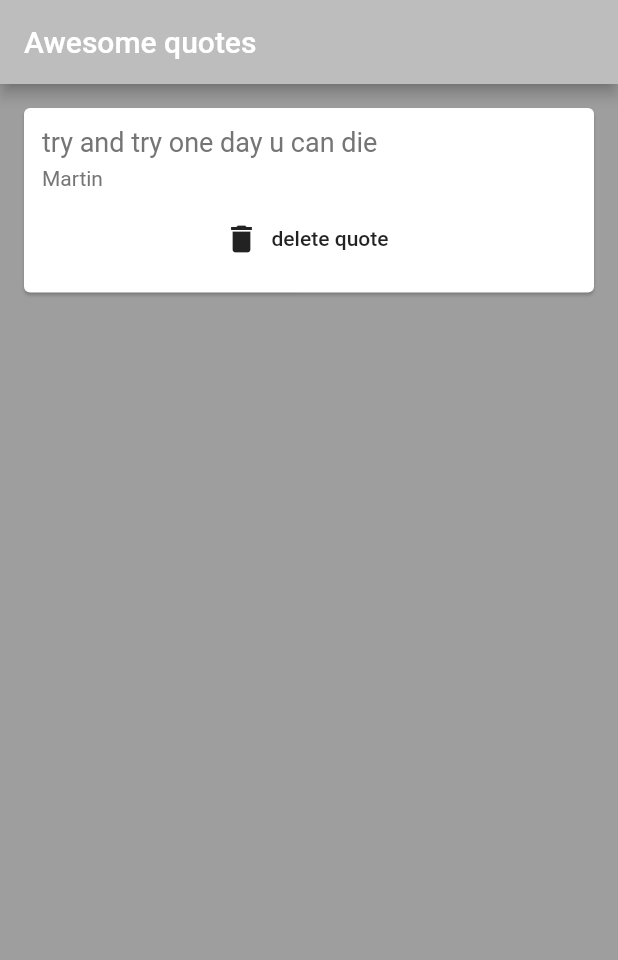
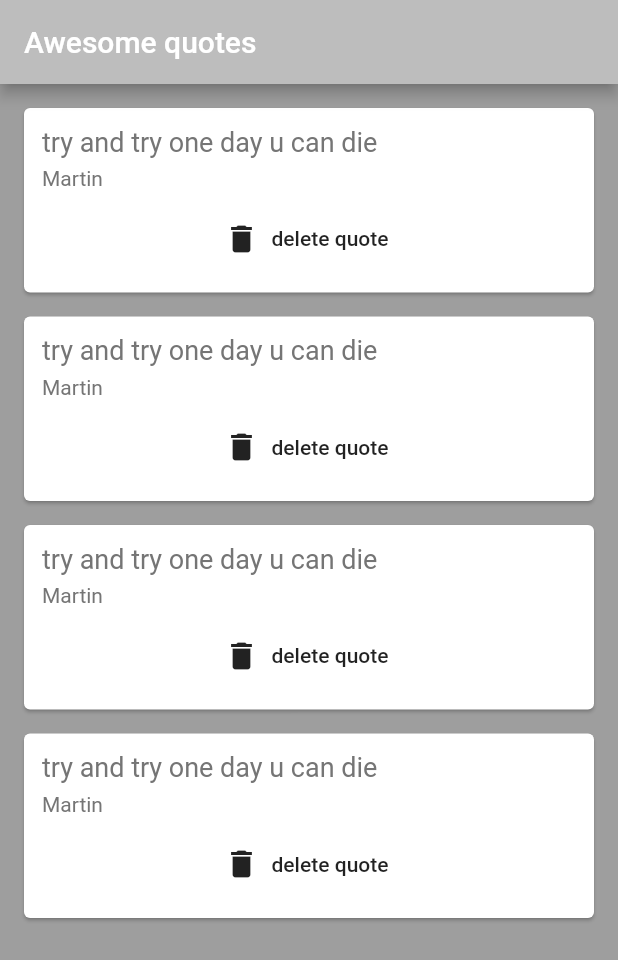
Before and after one commit to Pamal-Ranasinghe/test, a Flutter app: the screen it shows after launch, on a phone screen of 412 x 824 dp. Shown: the top 960 px of the screen. Run offline on Flutter 3.47's test engine with Material 2 defaults, Android fonts, the phone set to English and light mode, and no system bars.

Commit message:
deletion completed

```diff
--- a/lib/main.dart
+++ b/lib/main.dart
@@ -1,5 +1,6 @@
 import 'package:flutter/material.dart';
 import 'quotes.dart';
+import './quote_card.dart';
 void main() => runApp(MaterialApp(
   debugShowCheckedModeBanner: false,
   home: QuoteList(),
@@ -12,6 +13,9 @@ class QuoteList extends StatefulWidget {
 
 class _QuoteListState extends State<QuoteList> {
   List<Quotes> quotes = [
+    Quotes(author: 'Martin', texts: 'try and try one day u can die'),
+    Quotes(author: 'Martin', texts: 'try and try one day u can die'),
+    Quotes(author: 'Martin', texts: 'try and try one day u can die'),
     Quotes(author: 'Martin', texts: 'try and try one day u can die')
   ];
 
@@ -26,9 +30,16 @@ class _QuoteListState extends State<QuoteList> {
         backgroundColor: Colors.grey[400],
       ),
       body: Column(
-       children:quotes.map((quote) {
-            return quoteTemplate(quote);
-        }).toList(),
+       children:quotes.map((quote) =>
+            QuoteCard(
+              quote:quote,
+              delete: () {
+                setState(() {
+                  quotes.remove(quote);
+                });
+              }
+            )
+        ).toList(),
 
        //FlatButton(onPressed: null, child: null)
       ),
@@ -37,51 +48,5 @@ class _QuoteListState extends State<QuoteList> {
     );
   }
 
-    Widget quoteTemplate(dynamic quote){
-    return QuoteCard(quote:quote);
-  }
+
 }
-
-class QuoteCard extends StatelessWidget {
-
-  final Quotes quote;
-  QuoteCard({this.quote});
-
-  @override
-  Widget build(BuildContext context) {
-    return Card(
-      margin: EdgeInsets.fromLTRB(16.0, 16.0, 16.0, 0),
-      child: Padding(
-        padding: const EdgeInsets.all(12.0),
-        child: Column(
-          crossAxisAlignment: CrossAxisAlignment.stretch,
-          children: <Widget> [
-            Text(
-              quote.texts,
-              style: TextStyle(
-                fontSize: 18.0,
-                color: Colors.grey[600],
-              ),
-            ),
-            SizedBox(height: 6.0),
-            Text(
-              quote.author,
-              style: TextStyle(
-                fontSize:14.0,
-                color: Colors.grey[600]
-              ),
-            ),
-            SizedBox(
-              height: 8.0,
-            ),
-
-            FlatButton.icon(onPressed: (){},
-            label: Text('delete quote'),
-            icon: Icon(Icons.delete),
-            ),
-          ]
-        ),
-      ),
-    );
-  }
-}
--- /dev/null
+++ b/lib/quote_card.dart
@@ -0,0 +1,48 @@
+import 'package:flutter/material.dart';
+import 'quotes.dart';
+
+class QuoteCard extends StatelessWidget {
+
+  final Quotes quote;
+  final Function delete;
+
+  QuoteCard({this.quote, this.delete});
+
+  @override
+  Widget build(BuildContext context) {
+    return Card(
+      margin: EdgeInsets.fromLTRB(16.0, 16.0, 16.0, 0),
+      child: Padding(
+        padding: const EdgeInsets.all(12.0),
+        child: Column(
+          crossAxisAlignment: CrossAxisAlignment.stretch,
+          children: <Widget> [
+            Text(
+              quote.texts,
+              style: TextStyle(
+                fontSize: 18.0,
+                color: Colors.grey[600],
+              ),
+            ),
+            SizedBox(height: 6.0),
+            Text(
+              quote.author,
+              style: TextStyle(
+                fontSize:14.0,
+                color: Colors.grey[600]
+              ),
+            ),
+            SizedBox(
+              height: 8.0,
+            ),
+
+            FlatButton.icon(onPressed:delete,
+            label: Text('delete quote'),
+            icon: Icon(Icons.delete),
+            ),
+          ]
+        ),
+      ),
+    );
+  }
+}
```
Also changed, not shown: 1 other file.
